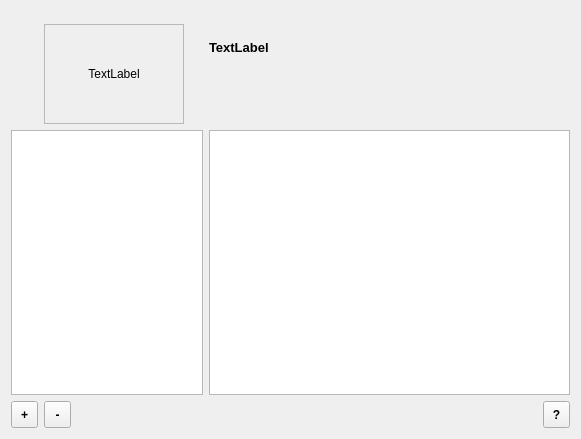
Above: syspref/forms/wallpaper.ui from admiral0/Antico-Deluxe before the change. Below: the same form after it.
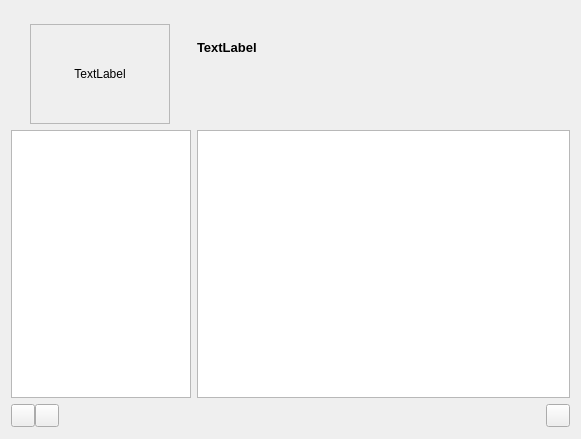
That is the form after the change. Icons and pictures are not drawn. Custom widgets are drawn as their Qt base class.

Commit message: syspref.app now uses some cool buttons from amelib

```diff
--- a/syspref/forms/wallpaper.ui
+++ b/syspref/forms/wallpaper.ui
@@ -12,10 +12,10 @@
   <property name="windowTitle" >
    <string>Form</string>
   </property>
-  <layout class="QGridLayout" name="gridLayout" >
-   <item row="0" column="2" >
-    <spacer name="verticalSpacer_3" >
-     <property name="orientation" >
+  <layout class="QGridLayout" name="gridLayout">
+   <item row="0" column="1">
+    <spacer name="verticalSpacer_3">
+     <property name="orientation">
       <enum>Qt::Vertical</enum>
      </property>
      <property name="sizeType" >
@@ -29,9 +29,9 @@
      </property>
     </spacer>
    </item>
-   <item row="0" column="4" >
-    <spacer name="verticalSpacer" >
-     <property name="orientation" >
+   <item row="0" column="3">
+    <spacer name="verticalSpacer">
+     <property name="orientation">
       <enum>Qt::Vertical</enum>
      </property>
      <property name="sizeType" >
@@ -61,10 +61,10 @@
      </property>
     </spacer>
    </item>
-   <item rowspan="2" row="1" column="1" colspan="2" >
-    <widget class="QLabel" name="current" >
-     <property name="sizePolicy" >
-      <sizepolicy vsizetype="Fixed" hsizetype="Fixed" >
+   <item row="1" column="1" rowspan="2">
+    <widget class="QLabel" name="current">
+     <property name="sizePolicy">
+      <sizepolicy hsizetype="Fixed" vsizetype="Fixed">
        <horstretch>0</horstretch>
        <verstretch>0</verstretch>
       </sizepolicy>
@@ -95,9 +95,9 @@
      </property>
     </widget>
    </item>
-   <item rowspan="2" row="1" column="3" >
-    <spacer name="horizontalSpacer_3" >
-     <property name="orientation" >
+   <item row="1" column="2" rowspan="2">
+    <spacer name="horizontalSpacer_3">
+     <property name="orientation">
       <enum>Qt::Horizontal</enum>
      </property>
      <property name="sizeType" >
@@ -111,9 +111,9 @@
      </property>
     </spacer>
    </item>
-   <item row="1" column="4" colspan="2" >
-    <widget class="QLabel" name="currentTitle" >
-     <property name="font" >
+   <item row="1" column="3">
+    <widget class="QLabel" name="currentTitle">
+     <property name="font">
       <font>
        <pointsize>10</pointsize>
        <weight>75</weight>
@@ -125,9 +125,9 @@
      </property>
     </widget>
    </item>
-   <item row="2" column="4" >
-    <spacer name="verticalSpacer_2" >
-     <property name="orientation" >
+   <item row="2" column="3">
+    <spacer name="verticalSpacer_2">
+     <property name="orientation">
       <enum>Qt::Vertical</enum>
      </property>
      <property name="sizeType" >
@@ -141,10 +141,10 @@
      </property>
     </spacer>
    </item>
-   <item row="3" column="0" colspan="4" >
-    <widget class="QListWidget" name="folders" >
-     <property name="sizePolicy" >
-      <sizepolicy vsizetype="Expanding" hsizetype="Preferred" >
+   <item row="3" column="0" colspan="3">
+    <widget class="QListWidget" name="folders">
+     <property name="sizePolicy">
+      <sizepolicy hsizetype="Preferred" vsizetype="Expanding">
        <horstretch>0</horstretch>
        <verstretch>0</verstretch>
       </sizepolicy>
@@ -163,98 +163,52 @@
      </property>
     </widget>
    </item>
-   <item row="3" column="4" colspan="2" >
-    <widget class="QListWidget" name="content" />
+   <item row="3" column="3" colspan="2">
+    <widget class="QListWidget" name="content"/>
    </item>
-   <item row="4" column="0" >
-    <widget class="QToolButton" name="addBtn" >
-     <property name="minimumSize" >
-      <size>
-       <width>27</width>
-       <height>27</height>
-      </size>
+   <item row="4" column="0" colspan="3">
+    <layout class="QHBoxLayout" name="horizontalLayout">
+     <property name="spacing">
+      <number>0</number>
      </property>
-     <property name="maximumSize" >
-      <size>
-       <width>27</width>
-       <height>27</height>
-      </size>
-     </property>
-     <property name="font" >
-      <font>
-       <weight>75</weight>
-       <bold>true</bold>
-      </font>
-     </property>
-     <property name="text" >
-      <string>+</string>
-     </property>
-     <property name="icon" >
-      <iconset resource="../syspref.qrc" >
-       <normaloff>:/icons/tool/plus.png</normaloff>:/icons/tool/plus.png</iconset>
-     </property>
-     <property name="iconSize" >
-      <size>
-       <width>12</width>
-       <height>12</height>
-      </size>
-     </property>
-    </widget>
+     <item>
+      <widget class="AmeGradientButton" name="addBtn">
+       <property name="buttonCmd">
+        <enum>AmeGradientButton::Add</enum>
+       </property>
+      </widget>
+     </item>
+     <item>
+      <widget class="AmeGradientButton" name="removeBtn">
+       <property name="buttonCmd">
+        <enum>AmeGradientButton::Remove</enum>
+       </property>
+       <property name="groupPosition">
+        <enum>AmeGradientButton::RightButton</enum>
+       </property>
+      </widget>
+     </item>
+     <item>
+      <spacer name="horizontalSpacer">
+       <property name="orientation">
+        <enum>Qt::Horizontal</enum>
+       </property>
+       <property name="sizeHint" stdset="0">
+        <size>
+         <width>125</width>
+         <height>19</height>
+        </size>
+       </property>
+      </spacer>
+     </item>
+    </layout>
    </item>
-   <item row="4" column="1" >
-    <widget class="QToolButton" name="removeBtn" >
-     <property name="minimumSize" >
-      <size>
-       <width>27</width>
-       <height>27</height>
-      </size>
-     </property>
-     <property name="maximumSize" >
-      <size>
-       <width>27</width>
-       <height>27</height>
-      </size>
-     </property>
-     <property name="font" >
-      <font>
-       <weight>75</weight>
-       <bold>true</bold>
-      </font>
-     </property>
-     <property name="text" >
-      <string>-</string>
-     </property>
-     <property name="icon" >
-      <iconset resource="../syspref.qrc" >
-       <normaloff>:/icons/tool/minus.png</normaloff>:/icons/tool/minus.png</iconset>
-     </property>
-     <property name="iconSize" >
-      <size>
-       <width>12</width>
-       <height>12</height>
-      </size>
-     </property>
-    </widget>
-   </item>
-   <item row="4" column="2" colspan="2" >
-    <spacer name="horizontalSpacer" >
-     <property name="orientation" >
+   <item row="4" column="3">
+    <spacer name="horizontalSpacer_4">
+     <property name="orientation">
       <enum>Qt::Horizontal</enum>
      </property>
-     <property name="sizeHint" stdset="0" >
-      <size>
-       <width>125</width>
-       <height>19</height>
-      </size>
-     </property>
-    </spacer>
-   </item>
-   <item row="4" column="4" >
-    <spacer name="horizontalSpacer_4" >
-     <property name="orientation" >
-      <enum>Qt::Horizontal</enum>
-     </property>
-     <property name="sizeHint" stdset="0" >
+     <property name="sizeHint" stdset="0">
       <size>
        <width>358</width>
        <height>24</height>
@@ -262,43 +216,23 @@
      </property>
     </spacer>
    </item>
-   <item row="4" column="5" >
-    <widget class="QToolButton" name="helpBtn" >
-     <property name="minimumSize" >
-      <size>
-       <width>27</width>
-       <height>27</height>
-      </size>
-     </property>
-     <property name="maximumSize" >
-      <size>
-       <width>27</width>
-       <height>27</height>
-      </size>
-     </property>
-     <property name="font" >
-      <font>
-       <weight>75</weight>
-       <bold>true</bold>
-      </font>
-     </property>
-     <property name="text" >
-      <string>?</string>
-     </property>
-     <property name="icon" >
-      <iconset resource="../syspref.qrc" >
-       <normaloff>:/icons/tool/question.png</normaloff>:/icons/tool/question.png</iconset>
-     </property>
-     <property name="iconSize" >
-      <size>
-       <width>12</width>
-       <height>12</height>
-      </size>
-     </property>
-    </widget>
+   <item row="4" column="4">
+    <widget class="AmeHelpButton" name="helpBtn"/>
    </item>
   </layout>
  </widget>
+ <customwidgets>
+  <customwidget>
+   <class>AmeGradientButton</class>
+   <extends>QToolButton</extends>
+   <header>GradientButton</header>
+  </customwidget>
+  <customwidget>
+   <class>AmeHelpButton</class>
+   <extends>QToolButton</extends>
+   <header>HelpButton</header>
+  </customwidget>
+ </customwidgets>
  <resources>
   <include location="../syspref.qrc" />
  </resources>
```
Left out of the diff: 55 changed lines with no effect on the pictures. The commit also changes 10 other files.
